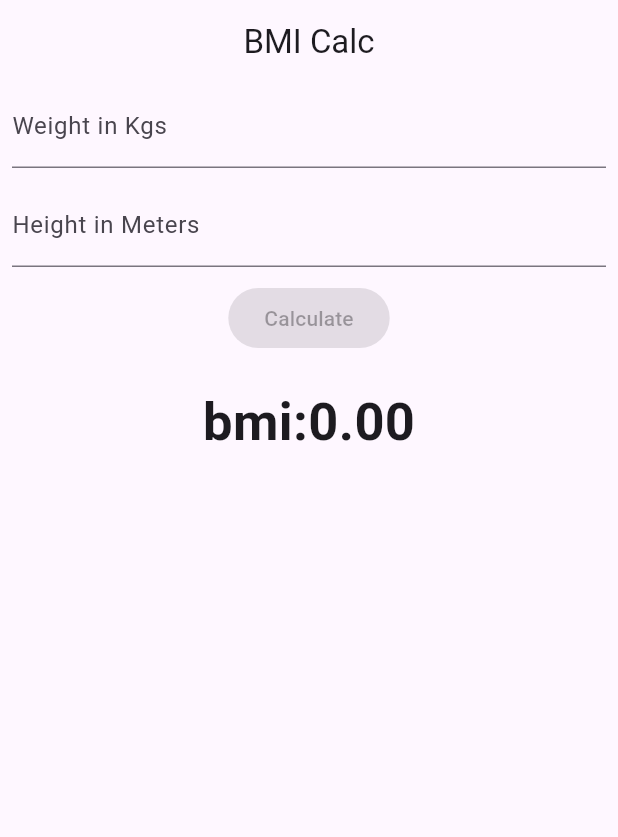
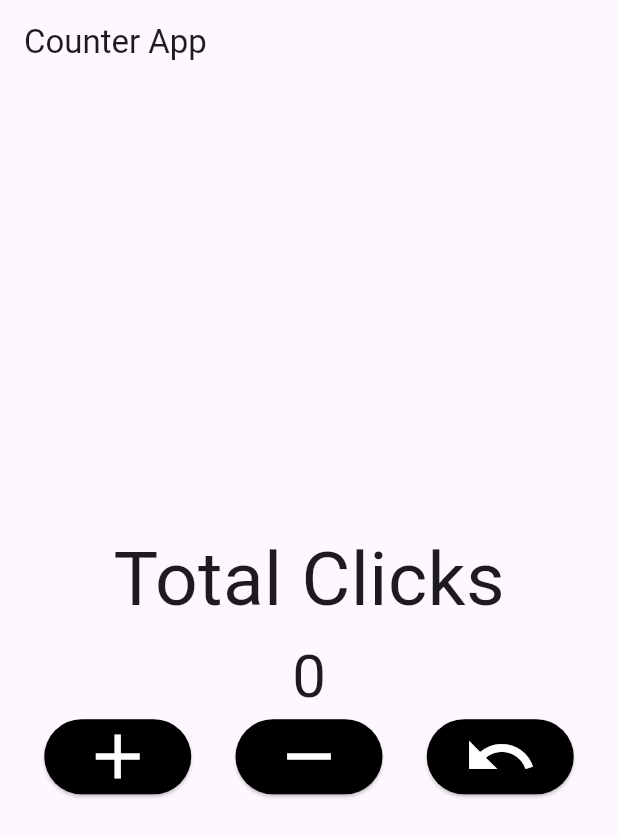
Before and after one commit to krishpansara/flutter-project, a Flutter app: the screen it shows after launch, on a phone screen of 412 x 824 dp. Shown: the top 837 px of the screen. Run offline on Flutter 3.47's test engine with Material 3 defaults, Android fonts, the phone set to English and light mode, and no system bars; our stand-ins replace get.

Commit message:
implemented  using getX

```diff
--- /dev/null
+++ b/first/lib/counter/counter_screen.dart
@@ -0,0 +1,63 @@
+import 'package:first/counter/conter_controller.dart';
+import 'package:flutter/material.dart';
+import 'package:get/get.dart';
+
+// ignore: must_be_immutable
+class CounterScreen extends StatelessWidget {
+  CounterController controller = CounterController();
+
+  CounterScreen({super.key});
+  @override
+  Widget build(BuildContext context) {
+    return Scaffold(
+      appBar: AppBar(title: Text('Counter App')),
+      body: Column(
+        mainAxisAlignment: MainAxisAlignment.center,
+        children: [
+          Text("Total Clicks", style: TextStyle(fontSize: 50)),
+          Obx(
+            () => Text(
+              controller.count.value.toString(),
+              style: TextStyle(fontSize: 40),
+            ),
+          ),
+          Row(
+            mainAxisAlignment: MainAxisAlignment.spaceEvenly,
+            children: [
+              ElevatedButton(
+                style: ElevatedButton.styleFrom(
+                  backgroundColor: Colors.black,
+                  foregroundColor: Colors.white,
+                ),
+                onPressed: () {
+                  controller.increment();
+                },
+                child: Icon(Icons.add, size: 50),
+              ),
+              ElevatedButton(
+                style: ElevatedButton.styleFrom(
+                  backgroundColor: Colors.black,
+                  foregroundColor: Colors.white,
+                ),
+                onPressed: () {
+                  controller.decrement();
+                },
+                child: Icon(Icons.remove, size: 50),
+              ),
+              ElevatedButton(
+                style: ElevatedButton.styleFrom(
+                  backgroundColor: Colors.black,
+                  foregroundColor: Colors.white,
+                ),
+                onPressed: () {
+                  controller.reset();
+                },
+                child: Icon(Icons.undo, size: 50),
+              ),
+            ],
+          ),
+        ],
+      ),
+    );
+  }
+}
--- a/first/lib/main.dart
+++ b/first/lib/main.dart
@@ -1,6 +1,7 @@
 // import 'package:first/notes_app/notes.dart';
 // import 'package:first/e-com/login_page.dart';
-import 'package:first/bmi/screens/bmi_calc.dart';
+// import 'package:first/bmi/screens/bmi_calc.dart';
+import 'package:first/counter/counter_screen.dart';
 // import 'package:first/e-com/splash_screen.dart';
 import 'package:flutter/material.dart';
 // import 'e-com/cart_page.dart';
@@ -25,7 +26,9 @@ class MyApp extends StatelessWidget {
       // home: NotesScreen(),
       // home: LoginPage(),
       // home: SplashScreen(),
-      home: BmiCalcScreen(),
+      // home: BmiCalcScreen(),
+      home: CounterScreen(),
+
     );
   }
 }
--- a/first/pubspec.yaml
+++ b/first/pubspec.yaml
@@ -35,6 +35,7 @@ dependencies:
   # Use with the CupertinoIcons class for iOS style icons.
   cupertino_icons: ^1.0.8
   shared_preferences: ^2.5.3
+  get: ^4.7.2
 
 dev_dependencies:
   flutter_test:
```
Also changed, not shown: first/lib/counter/conter_controller.dart (added, +25 -0 lines), NV/nv_demo/lib/stop_watch/stop_watch.dart (line endings or trailing spaces), first/lib/counter/setting_screen.dart (added), first/pubspec.lock.
